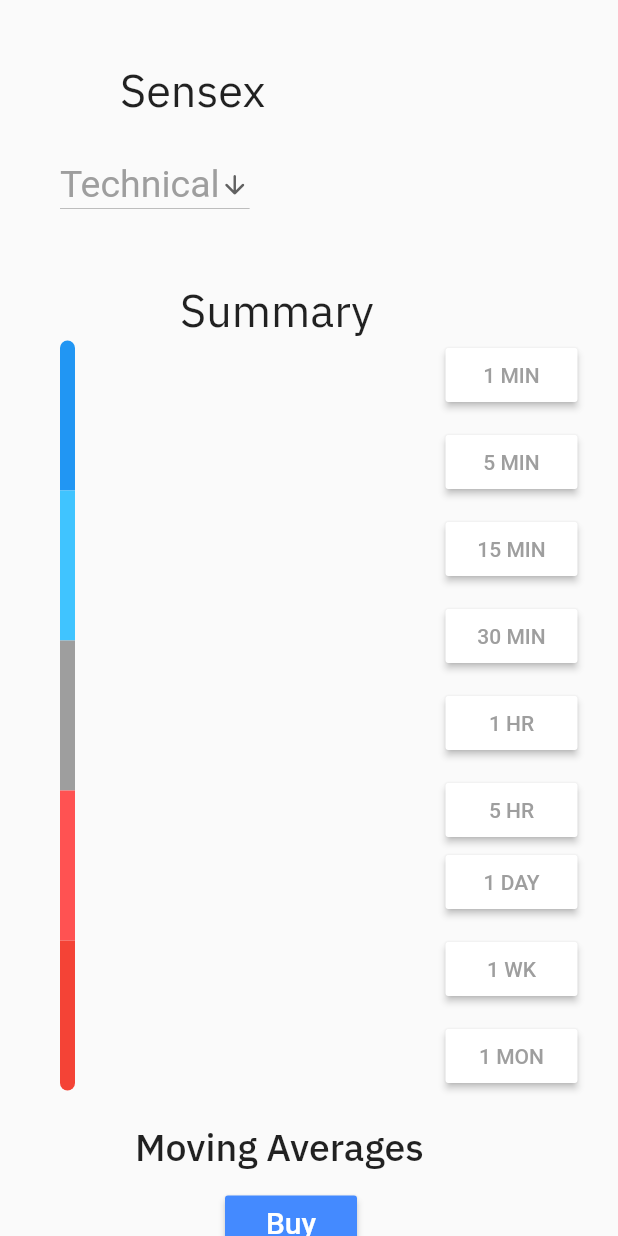
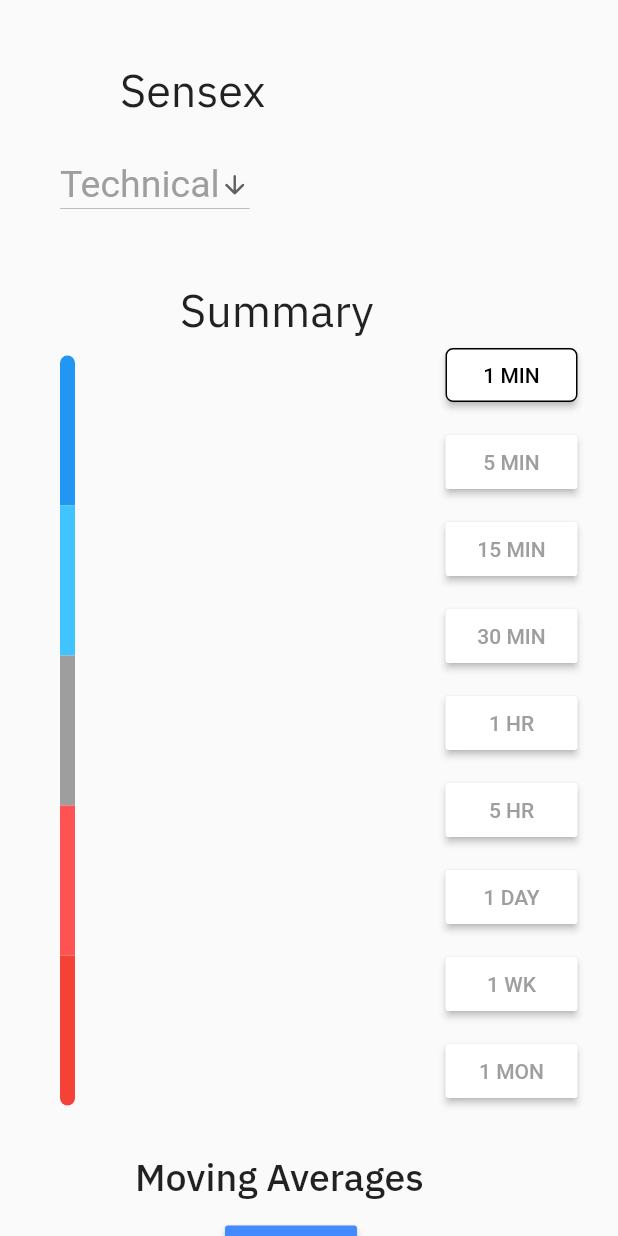
Before and after one commit to papamiscrits/TR_paperclick_stockmarket_UI, a Flutter app: the screen it shows after launch, on a phone screen of 412 x 824 dp. Run offline on Flutter 3.47's test engine with Material 2 defaults, Android fonts, the phone set to English and light mode, and no system bars; our stand-ins replace google_fonts.

Commit message:
Color Optimization

```diff
--- a/lib/constants.dart
+++ b/lib/constants.dart
@@ -1,5 +1,4 @@
 import 'package:flutter/material.dart';
-import 'package:google_fonts/google_fonts.dart';
 
 
 const ktablehead = TextStyle(
--- a/lib/firstscreen.dart
+++ b/lib/firstscreen.dart
@@ -1,6 +1,5 @@
 import 'package:flutter/material.dart';
 import 'package:google_fonts/google_fonts.dart';
-import 'package:intervalprogressbar/intervalprogressbar.dart';
 import 'constants.dart';
 
 class First extends StatefulWidget {
@@ -12,7 +11,8 @@ class _FirstState extends State<First> {
   String dropdownValue = 'Technical';
   String dropdownValue1 = 'Exponential';
   String dropdownValue2 = 'Classic';
-
+  List<String> buttons_text = ['1 MIN', '5 MIN', '15 MIN', '30 MIN', '1 HR', '5 HR', '1 DAY', '1 WK', '1 MON'];
+  int activeIndex = 0;
   @override
   Widget build(BuildContext context) {
     return Scaffold(
@@ -124,75 +124,32 @@ class _FirstState extends State<First> {
                       child: Column(
                         mainAxisAlignment: MainAxisAlignment.center,
                         children: [
-                          RaisedButton(onPressed: (){},
+                        ListView.builder(
+                          shrinkWrap:
+                            true,
+                             itemCount: buttons_text.length,
+                            itemBuilder: (BuildContext context, int index){
+                         return  Column(
+                          children: [
+                          RaisedButton(onPressed: (){
+                            setState(() {
+                              activeIndex = index;
+                            });
+                          },
                                 color: Colors.white,
-                            child: Text('1 MIN',
+                               child: Text(buttons_text[index],
                                  style: TextStyle(
-                                  color: Colors.grey
+                               color: activeIndex == index? Colors.black: Colors.grey
                                   ),),
+
+                            shape: activeIndex == index ?   RoundedRectangleBorder(
+                                borderRadius: BorderRadius.circular(5.0),
+                                side: BorderSide(color: Colors.black)
+                            ): null,
                              ),
-                          SizedBox(height: 10),
-                          RaisedButton(onPressed: (){},
-                            color: Colors.white,
-                            child: Text('5 MIN',
-                              style: TextStyle(
-                                  color: Colors.grey
-                              ),),
-                          ),
-                          SizedBox(height: 10),
-                          RaisedButton(onPressed: (){},
-                            color: Colors.white,
-                            child: Text('15 MIN',
-                              style: TextStyle(
-                                  color: Colors.grey
-                              ),),
-                          ),
-                          SizedBox(height: 10),
-                          RaisedButton(onPressed: (){},
-                            color: Colors.white,
-                            child: Text('30 MIN',
-                              style: TextStyle(
-                                  color: Colors.grey
-                              ),),
-                          ),
-                          SizedBox(height: 10),
-                          RaisedButton(onPressed: (){},
-                            color: Colors.white,
-                            child: Text('1 HR',
-                              style: TextStyle(
-                                  color: Colors.grey
-                              ),),
-                          ),
-                          SizedBox(height: 10),
-                          RaisedButton(onPressed: (){},
-                            color: Colors.white,
-                            child: Text('5 HR',
-                              style: TextStyle(
-                                  color: Colors.grey
-                              ),),
-                          ),
-                          RaisedButton(onPressed: (){},
-                            color: Colors.white,
-                            child: Text('1 DAY',
-                              style: TextStyle(
-                                  color: Colors.grey
-                              ),),
-                          ),
-                          SizedBox(height: 10),
-                          RaisedButton(onPressed: (){},
-                            color: Colors.white,
-                            child: Text('1 WK',
-                              style: TextStyle(
-                                  color: Colors.grey
-                              ),),
-                          ),
-                          SizedBox(height: 10),
-                          RaisedButton(onPressed: (){},
-                            color: Colors.white,
-                            child: Text('1 MON',
-                              style: TextStyle(
-                                  color: Colors.grey
-                              ),),
+                           SizedBox(height: 10),]
+                            );}
+                            //zala //hao
                           ),
                         ],
                       ),
@@ -240,6 +197,7 @@ class _FirstState extends State<First> {
               child: Row(
                 mainAxisAlignment: MainAxisAlignment.center,
                 children: [
+
                   Column(
                     children: [
                       Text('7',style:ktablevaluecolor),
@@ -479,7 +437,7 @@ class _FirstState extends State<First> {
                       DataCell(Text('465.28',style: ktablevaluecolor)),
                       DataCell(Text('BUY',style: ksell)),
                     ]),
-                    DataRow(cells: [
+                    DataRow(cells:[
                       DataCell(Text('ROC',style: ktablevaluecolor)),
                       DataCell(Text('465.28',style: ktablevaluecolor)),
                       DataCell(Text('BUY',style: ksell)),
@@ -593,38 +551,3 @@ class _FirstState extends State<First> {
     );
   }
 }
-
-
-
-
-
-
-
-
-
-
-
-
-
-
-//  Expanded(
-//                       child: Container(
-//                         child: Padding(
-//                           padding: const EdgeInsets.only(left: 250),
-//                           child: Column(
-//                             children: [
-//                              ListView.builder(
-//                              shrinkWrap: true,
-//                              itemCount: 9,
-//                              itemBuilder: (context, index){
-//                                return Card(
-//                                  elevation: 0,
-//                                  child: Text(timeframe[index]),
-//                                );
-//                              }
-//                    ),
-//                  ],
-//                           ),
-//                         ),
-//                       ),
-//                     ),
--- a/pubspec.yaml
+++ b/pubspec.yaml
@@ -24,7 +24,6 @@ dependencies:
   flutter:
     sdk: flutter
   google_fonts: ^1.1.1
-  intervalprogressbar: ^2.0.1
 
 
   # The following adds the Cupertino Icons font to your application.
```
Also changed, not shown: pubspec.lock. Lines whose indentation alone changed are shown as unchanged.
